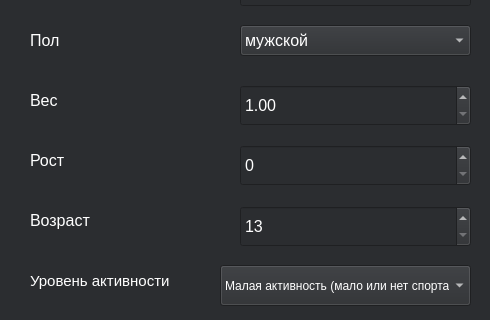
Old version of the form designs/registr.ui in the repository chagochka/SlimSecret; both pictures show x 0 to 490 and y 135 to 455 of the 490 by 632 pixel window.
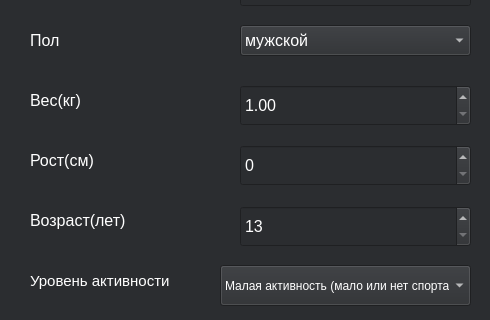
New version of the form.

Commit message: Исправлен дизайн

```diff
--- a/designs/registr.ui
+++ b/designs/registr.ui
@@ -170,7 +170,7 @@
      <string notr="true">color: rgb(255, 255, 255);</string>
     </property>
     <property name="text">
-     <string>Вес</string>
+     <string>Вес(кг)</string>
     </property>
    </widget>
    <widget class="QDoubleSpinBox" name="weight">
@@ -218,7 +218,7 @@
      <string notr="true">color: rgb(255, 255, 255);</string>
     </property>
     <property name="text">
-     <string>Рост</string>
+     <string>Рост(см)</string>
     </property>
    </widget>
    <widget class="QLabel" name="label_6">
@@ -241,7 +241,7 @@
      <string notr="true">color: rgb(255, 255, 255);</string>
     </property>
     <property name="text">
-     <string>Возраст</string>
+     <string>Возраст(лет)</string>
     </property>
    </widget>
    <widget class="QLabel" name="label_7">
```
The commit also changes 1 other file.
